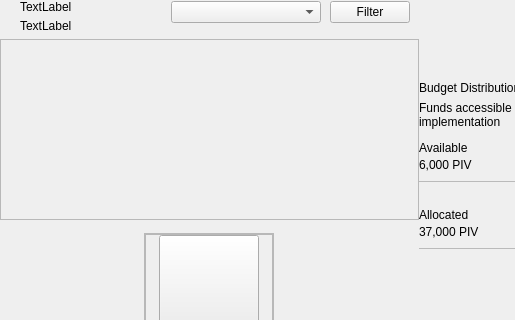
Before: the Qt Designer form src/qt/pivx/forms/governancewidget.ui in furszy/PIVX, drawn with Qt 5; both pictures show x 0 to 515 and y 0 to 320 of the 629 by 406 pixel window.
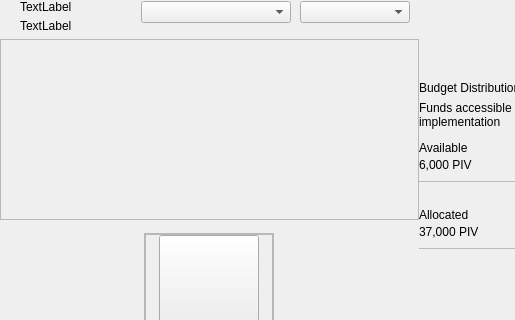
After: the same form once the commit is applied. Custom widgets are drawn as their Qt base class.

Commit message: GUI: governance, change filter btn for combobox.

Diff of the .ui file:
```diff
--- a/src/qt/pivx/forms/governancewidget.ui
+++ b/src/qt/pivx/forms/governancewidget.ui
@@ -136,9 +136,12 @@
             <number>0</number>
            </property>
            <item>
-            <widget class="QPushButton" name="btnFilter">
-             <property name="text">
-              <string>Filter</string>
+            <widget class="QComboBox" name="comboBoxFilter">
+             <property name="minimumSize">
+              <size>
+               <width>110</width>
+               <height>0</height>
+              </size>
              </property>
             </widget>
            </item>
```
The commit also changes 4 other files.
